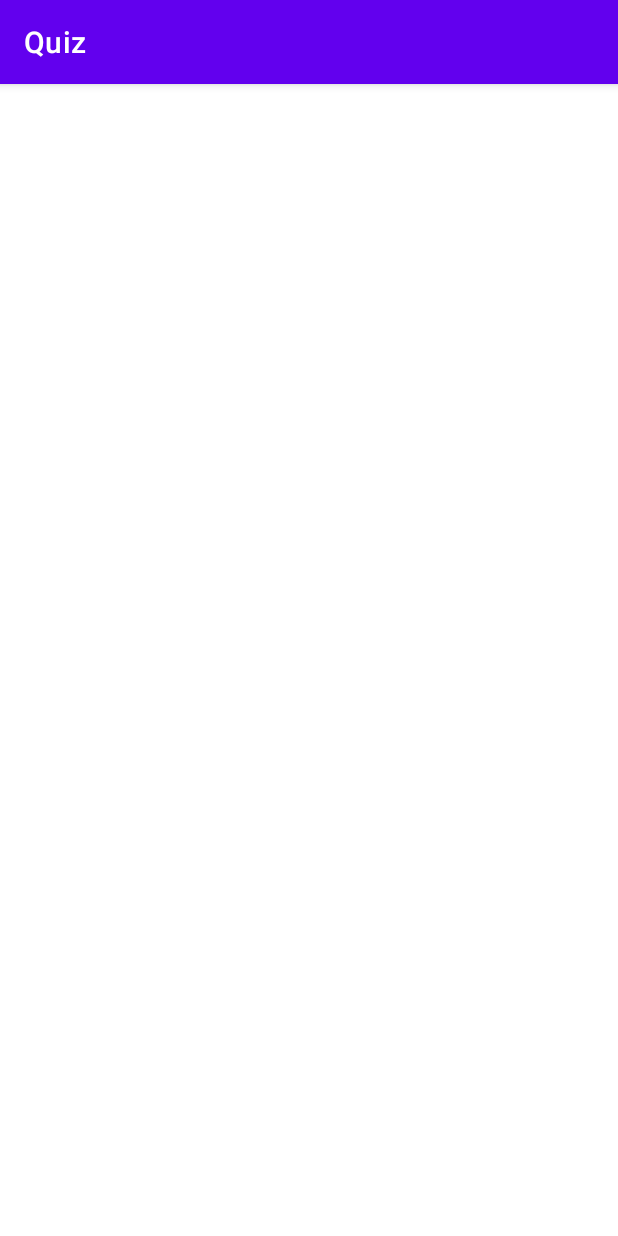
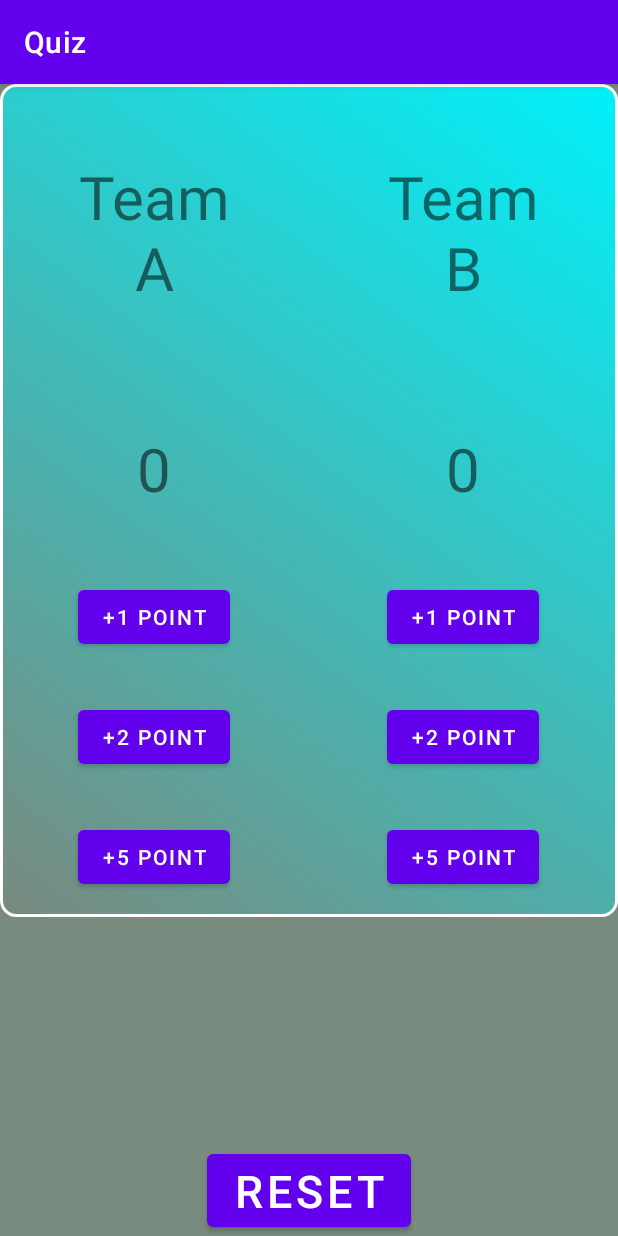
Before and after one commit to sabing123/Quiz, an Android app: the screen it shows after launch (MainActivity), on a phone screen of 412 x 824 dp. Run offline under Robolectric (Android 15) with nearby library versions, the phone set to English and light mode, and no system bars.

Commit message:
completed quiz

```diff
--- a/app/src/main/java/com/example/quiz/MainActivity.java
+++ b/app/src/main/java/com/example/quiz/MainActivity.java
@@ -1,38 +1,109 @@
 package com.example.quiz;
-
-import androidx.appcompat.app.AppCompatActivity;
 
 import android.os.Bundle;
 import android.view.View;
 import android.widget.Button;
 import android.widget.TextView;
 
+import androidx.appcompat.app.AppCompatActivity;
+
 public class MainActivity extends AppCompatActivity {
 
+
+    //    score A
     private TextView txt1;
+    private Button btn1a, btn2a, btn3a;
+
+//    score b
     private TextView txt2;
-    private Button btn1a;
-    private Button btn1b;
+    private Button btn1b,btn2b, btn3b;
 
-    private int scoreta;
+    private int scoreta, scoretb;
+    private Button btnreset;
 
     @Override
     protected void onCreate(Bundle savedInstanceState) {
         super.onCreate(savedInstanceState);
         setContentView(R.layout.activity_main);
 
-        txt1= findViewById(R.id.scorea);
-        txt2=findViewById(R.id.scoreb);
+//        score a
+        txt1 = findViewById(R.id.scorea);
+        btn1a = findViewById(R.id.btn1);
+        btn2a = findViewById(R.id.btn2);
+        btn3a = findViewById(R.id.btn3);
 
-        btn1a=findViewById(R.id.btn1);
-        btn1b=findViewById(R.id.btn4);
+//        score b
+        txt2 = findViewById(R.id.scoreb);
+        btn1b = findViewById(R.id.btn4);
+        btn2b = findViewById(R.id.btn5);
+        btn3b = findViewById(R.id.btn6);
+
+
+        btnreset = findViewById(R.id.btn_reset);
+
+
+//        score a
+        btn3a.setOnClickListener(new View.OnClickListener() {
+            @Override
+            public void onClick(View v) {
+                scoreta = scoreta + 5;
+                txt1.setText("" + scoreta);
+            }
+        });
+
+        btn2a.setOnClickListener(new View.OnClickListener() {
+            @Override
+            public void onClick(View v) {
+                scoreta = scoreta + 2;
+                txt1.setText("" + scoreta);
+            }
+        });
 
         btn1a.setOnClickListener(new View.OnClickListener() {
             @Override
             public void onClick(View v) {
-                scoreta=scoreta+3;
-                txt1.setText(""+scoreta);
+                scoreta = scoreta + 1;
+                txt1.setText("" + scoreta);
 
+            }
+        });
+
+
+        //        score b
+        btn1b.setOnClickListener(new View.OnClickListener() {
+            @Override
+            public void onClick(View v) {
+                scoretb = scoretb + 1;
+                txt2.setText("" + scoretb);
+
+            }
+        });
+
+        btn2b.setOnClickListener(new View.OnClickListener() {
+            @Override
+            public void onClick(View v) {
+                scoretb = scoretb + 2;
+                txt2.setText("" + scoretb);
+            }
+        });
+
+        btn3b.setOnClickListener(new View.OnClickListener() {
+            @Override
+            public void onClick(View v) {
+                scoretb = scoretb + 5;
+                txt2.setText("" + scoretb);
+            }
+        });
+
+
+        btnreset.setOnClickListener(new View.OnClickListener() {
+            @Override
+            public void onClick(View view) {
+                scoreta = 0;
+                txt1.setText("0");
+
+                scoretb = 0;
+                txt2.setText("0");
             }
         });
 
--- a/app/src/main/res/layout/activity_main.xml
+++ b/app/src/main/res/layout/activity_main.xml
@@ -49,7 +49,6 @@
                 />
         </LinearLayout>
 
-        <view style="@style/view" />
 
         <!--    team b design-->
         <LinearLayout style="@style/layoutdesign">
@@ -90,7 +89,7 @@
 
 
     <Button
-        android:id="@+id/btn_submit"
+        android:id="@+id/btn_reset"
         style="@style/submitbtn"
 
         android:layout_alignParentStart="true"
```
